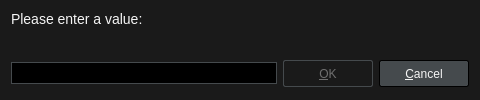
The window that src/player/ui/inputdialog.ui (cloudskytian/sugoi-player-deprecated) describes before a commit, drawn with Qt 5.
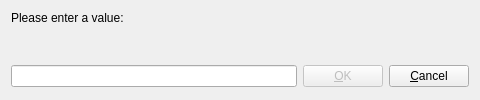
The same window after the commit.

Diff of the .ui file:
```diff
--- a/src/player/ui/inputdialog.ui
+++ b/src/player/ui/inputdialog.ui
@@ -14,46 +14,7 @@
    <string>Dialog</string>
   </property>
   <property name="styleSheet">
-   <string notr="true">QWidget {
-	font: 12px &quot;Noto Sans&quot;, &quot;FreeSans&quot;;
-	background: #1A1A1A;
-	color: whitesmoke;
-}
-
-/* QLineEdit */
-
-QLineEdit {
-	background: #000;
-	border: 1px solid #454A4D;
-	padding: 2px;
-}
-QLineEdit:focus {
-	border: 1px solid #008098;
-}
-
-/* QPushButton */
-
-QPushButton {
-	background: #454A4D;
-	border: 1px solid #000;
-	border-radius: 2px;
-	color: whitesmoke;
-	min-width: 76px;
-	min-height: 17px;
-	padding: 4px 6px;
-}
-QPushButton:focus {
-	border: 1px solid #008098;
-	outline: none;
-}
-QPushButton:pressed {
-	background: #2E3133;
-}
-QPushButton:disabled {
-	background: transparent;
-	border: 1px solid #454A4D;
-	color: #6F6F6F;
-}</string>
+   <string notr="true"/>
   </property>
   <layout class="QVBoxLayout" name="verticalLayout">
    <property name="spacing">
@@ -62,9 +23,7 @@
    <item>
     <widget class="QLabel" name="messageLabel">
      <property name="styleSheet">
-      <string notr="true">#messageLabel {
-	font-size: 14px;
-}</string>
+      <string notr="true"/>
      </property>
      <property name="text">
       <string>Please enter a value:</string>
```
